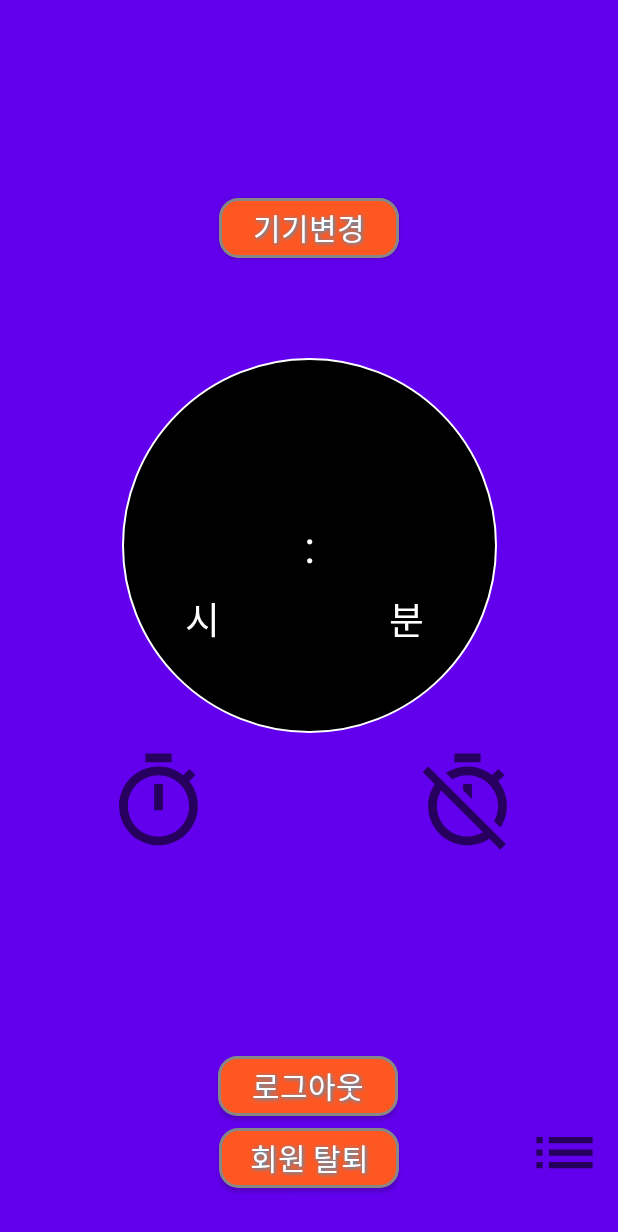
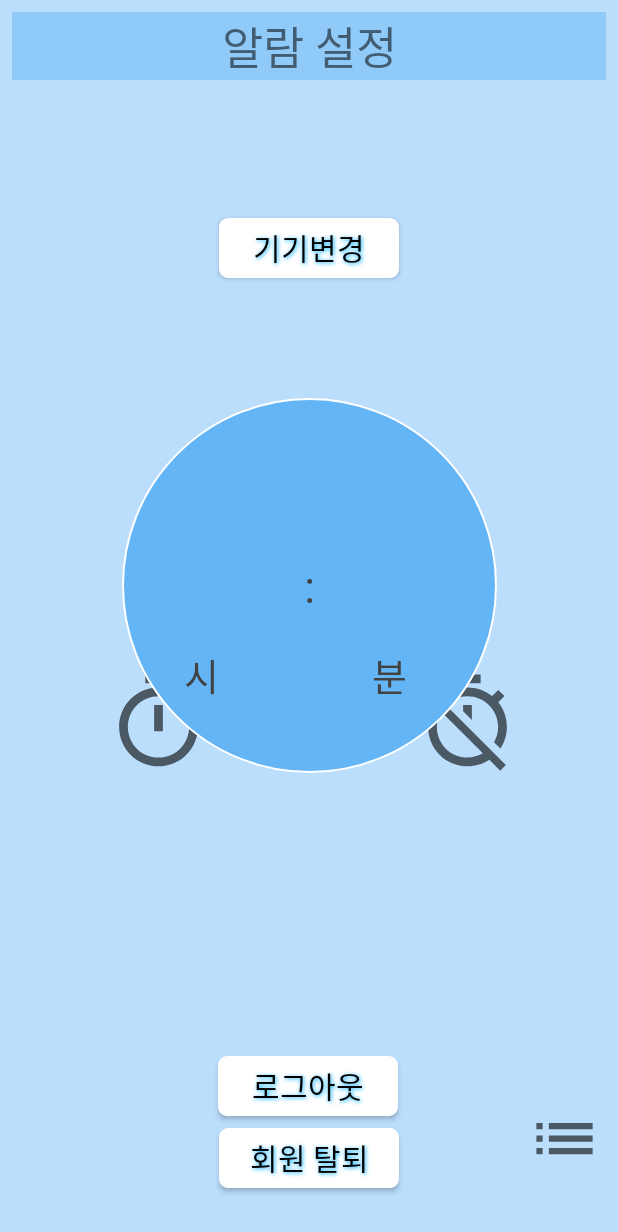
Before and after one commit to Danny-Kwon/Gavengers, an Android app: the SecondActivity screen opened directly, with no data from a screen before it, on a phone screen of 412 x 824 dp. Shown: the top 1232 px of the screen. Run offline under Robolectric (Android 15) with nearby library versions, the phone set to English and light mode, and no system bars; libraries missing offline, so code that uses them is left out: com.kakao.sdk; 1 statement that could not run was skipped.

Commit message:
디자인 중간 완료, 알람 매니저 수정 필요

```diff
--- a/app/src/main/java/com/example/gavengers/network/APIS.kt
+++ b/app/src/main/java/com/example/gavengers/network/APIS.kt
@@ -68,7 +68,7 @@ interface APIS {
     ): Call<ArrayList<Sensing>>
 
     companion object { // static 처럼 공유객체로 사용가능함. 모든 인스턴스가 공유하는 객체로서 동작함.
-        private const val BASE_URL = "http://192.168.0.7:8080/" // 주소
+        private const val BASE_URL = "http://172.30.1.31:8080/" // 주소
 
         fun create(): APIS {
             val gson :Gson = GsonBuilder().setLenient().create()
--- /dev/null
+++ b/app/src/main/res/drawable/ripple_custom.xml
@@ -0,0 +1,16 @@
+<?xml version="1.0" encoding="utf-8"?>
+<ripple xmlns:android="http://schemas.android.com/apk/res/android"
+    android:color="#D35A5A">
+    <item android:id="@android:id/mask">
+        <shape android:shape="rectangle">
+            <solid android:color="#D35A5A" />
+            <corners android:radius="6dp" />
+        </shape>
+    </item>
+    <item android:id="@android:id/background">
+        <shape android:shape="rectangle">
+            <solid android:color="#FFFFFF" />
+            <corners android:radius="6dp" />
+        </shape>
+    </item>
+</ripple>
--- a/app/src/main/res/drawable/shape.xml
+++ b/app/src/main/res/drawable/shape.xml
@@ -4,7 +4,7 @@
     <size
         android:width="250dp"
         android:height="250dp"/>
-    <solid android:color="@color/black"/>
+    <solid android:color="#64B5F6"/>
     <stroke
         android:width="1dp"
         android:color="@color/white"/>
--- a/app/src/main/res/layout/activity_second.xml
+++ b/app/src/main/res/layout/activity_second.xml
@@ -4,23 +4,52 @@
     xmlns:tools="http://schemas.android.com/tools"
     android:layout_width="match_parent"
     android:layout_height="match_parent"
-    android:background="@color/purple_500"
+    android:background="@color/teal_200"
     tools:context=".activity.SecondActivity">
 
+    <androidx.appcompat.widget.LinearLayoutCompat
+        android:id="@+id/LL4"
+        android:layout_margin="8dp"
+        android:layout_width="match_parent"
+        android:layout_height="wrap_content"
+        app:layout_constraintTop_toTopOf="parent">
+        <TextView
+            android:text="알람 설정"
+            android:textAlignment="center"
+            android:textSize="30sp"
+            android:fontFamily="@font/nixgon_b"
+            android:background="#90CAF9"
+            android:layout_width="match_parent"
+            android:layout_height="wrap_content"/>
+
+    </androidx.appcompat.widget.LinearLayoutCompat>
+    <TextView
+        android:id="@+id/nickname"
+        android:layout_width="match_parent"
+        android:layout_height="wrap_content"
+        android:layout_marginLeft="2dp"
+        android:layout_marginTop="2dp"
+        android:fontFamily="@font/nixgon_m"
+        android:text=""
+        android:textColor="#000000"
+        android:textSize="15sp"
+        app:layout_constraintLeft_toLeftOf="parent"
+        app:layout_constraintRight_toRightOf="parent"
+        app:layout_constraintTop_toBottomOf="@id/LL4" />
     <Button
         android:id="@+id/kakao_logout_button"
         android:layout_width="120dp"
         android:layout_height="40dp"
         android:layout_marginBottom="8dp"
 
-        android:background="@drawable/button_style"
+        android:background="@drawable/ripple_custom"
         android:fontFamily="@font/nixgon_m"
         android:shadowColor="#00B0FF"
         android:shadowDx="1"
         android:shadowDy="1"
         android:shadowRadius="3"
         android:text="로그아웃"
-        android:textColor="#FFFFFF"
+        android:textColor="#000000"
         android:textSize="20sp"
         app:layout_constraintBottom_toTopOf="@+id/kakao_unlink_button"
         app:layout_constraintHorizontal_bias="0.498"
@@ -32,14 +61,14 @@
         android:layout_width="120dp"
         android:layout_height="40dp"
 
-        android:background="@drawable/button_style"
+        android:background="@drawable/ripple_custom"
         android:fontFamily="@font/nixgon_m"
         android:shadowColor="#00B0FF"
         android:shadowDx="1"
         android:shadowDy="1"
         android:shadowRadius="3"
         android:text="기기변경"
-        android:textColor="#FFFFFF"
+        android:textColor="#000000"
         android:textSize="20sp"
         app:layout_constraintBottom_toTopOf="@+id/clock"
         app:layout_constraintLeft_toLeftOf="parent"
@@ -52,33 +81,21 @@
         android:layout_height="40dp"
         android:layout_marginBottom="32dp"
 
-        android:background="@drawable/button_style"
+        android:background="@drawable/ripple_custom"
         android:fontFamily="@font/nixgon_m"
         android:shadowColor="#00B0FF"
         android:shadowDx="1"
         android:shadowDy="1"
         android:shadowRadius="3"
         android:text="회원 탈퇴"
-        android:textColor="#FFFFFF"
+        android:textColor="#000000"
         android:textSize="20sp"
         app:layout_constraintBottom_toBottomOf="parent"
         app:layout_constraintHorizontal_bias="0.501"
         app:layout_constraintLeft_toLeftOf="parent"
         app:layout_constraintRight_toRightOf="parent" />
 
-    <TextView
-        android:id="@+id/nickname"
-        android:layout_width="match_parent"
-        android:layout_height="wrap_content"
-        android:layout_marginLeft="2dp"
-        android:layout_marginTop="2dp"
-        android:fontFamily="@font/nixgon_m"
-        android:text=""
-        android:textColor="@color/white"
-        android:textSize="15sp"
-        app:layout_constraintLeft_toLeftOf="parent"
-        app:layout_constraintRight_toRightOf="parent"
-        app:layout_constraintTop_toTopOf="parent" />
+
 
     <ImageButton
         android:id="@+id/setting"
@@ -121,10 +138,12 @@
 
     <TextView
         android:id="@+id/view_hour"
-        android:layout_width="71dp"
-        android:layout_height="135dp"
+        android:layout_width="wrap_content"
+        android:layout_height="wrap_content"
+        android:textAlignment="center"
         android:text=""
-        android:textColor="@color/white"
+        android:textColor="#424242"
+        android:fontFamily="@font/nixgon_b"
         android:textSize="60dp"
         app:layout_constraintBottom_toBottomOf="@+id/clock"
         app:layout_constraintEnd_toStartOf="@+id/guideline6"
@@ -137,35 +156,30 @@
         android:layout_width="wrap_content"
         android:layout_height="wrap_content"
         android:text="시"
-        android:textColor="@color/white"
+        android:textColor="#424242"
+        android:fontFamily="@font/nixgon_b"
         android:textSize="25dp"
-        app:layout_constraintBottom_toBottomOf="@+id/view_hour"
-        app:layout_constraintEnd_toEndOf="@+id/view_hour"
-        app:layout_constraintHorizontal_bias="0.27"
-        app:layout_constraintStart_toStartOf="@+id/view_hour"
-        app:layout_constraintTop_toTopOf="@+id/view_hour"
-        app:layout_constraintVertical_bias="1.0" />
+        app:layout_constraintTop_toBottomOf="@+id/view_hour"
+        app:layout_constraintEnd_toEndOf="@+id/view_hour"/>
 
     <TextView
         android:id="@+id/text_minute"
         android:layout_width="wrap_content"
         android:layout_height="wrap_content"
         android:text="분"
-        android:textColor="@color/white"
+        android:textColor="#424242"
+        android:fontFamily="@font/nixgon_b"
         android:textSize="25dp"
-        app:layout_constraintBottom_toBottomOf="@+id/view_minute"
-        app:layout_constraintEnd_toEndOf="@+id/view_minute"
-        app:layout_constraintHorizontal_bias="0.5"
-        app:layout_constraintStart_toStartOf="@+id/view_minute"
-        app:layout_constraintTop_toTopOf="@+id/view_minute"
-        app:layout_constraintVertical_bias="1.0" />
+        app:layout_constraintTop_toBottomOf="@+id/view_minute"
+        app:layout_constraintEnd_toEndOf="@+id/view_minute"/>
 
     <TextView
         android:id="@+id/colon"
         android:layout_width="wrap_content"
         android:layout_height="wrap_content"
         android:text=":"
-        android:textColor="@color/white"
+        android:textColor="#424242"
+        android:fontFamily="@font/nixgon_b"
         android:textSize="30dp"
         app:layout_constraintBottom_toBottomOf="@+id/clock"
         app:layout_constraintEnd_toEndOf="@+id/clock"
@@ -174,10 +188,12 @@
 
     <TextView
         android:id="@+id/view_minute"
-        android:layout_width="71dp"
-        android:layout_height="135dp"
+        android:layout_width="wrap_content"
+        android:layout_height="wrap_content"
         android:text=""
-        android:textColor="@color/white"
+        android:textColor="#424242"
+        android:textAlignment="center"
+        android:fontFamily="@font/nixgon_b"
         android:textSize="60dp"
         app:layout_constraintBottom_toBottomOf="@+id/clock"
         app:layout_constraintEnd_toEndOf="@+id/clock"
@@ -198,14 +214,14 @@
         android:layout_width="wrap_content"
         android:layout_height="wrap_content"
         android:orientation="horizontal"
-        app:layout_constraintGuide_begin="488dp" />
+        app:layout_constraintGuide_begin="441dp" />
 
     <androidx.constraintlayout.widget.Guideline
         android:id="@+id/guideline9"
         android:layout_width="wrap_content"
         android:layout_height="wrap_content"
         android:orientation="horizontal"
-        app:layout_constraintGuide_begin="581dp" />
+        app:layout_constraintGuide_begin="523dp" />
 
     <androidx.constraintlayout.widget.Guideline
         android:id="@+id/guideline7"
@@ -220,7 +236,6 @@
         android:layout_height="wrap_content"
         android:orientation="vertical"
         app:layout_constraintGuide_begin="137dp" />
-
     <ImageButton
         android:id="@+id/dbView"
         android:layout_width="50dp"
--- a/app/src/main/res/layout/list_device.xml
+++ b/app/src/main/res/layout/list_device.xml
@@ -14,7 +14,7 @@
         android:layout_marginEnd="8dp"
         android:layout_marginBottom="8dp"
         app:cardCornerRadius="4dp"
-        app:cardElevation="8dp"
+        app:cardElevation="20dp"
         app:layout_constraintBottom_toBottomOf="parent"
         app:layout_constraintEnd_toEndOf="parent"
         app:layout_constraintStart_toStartOf="parent"
--- a/app/src/main/res/layout/list_item.xml
+++ b/app/src/main/res/layout/list_item.xml
@@ -13,7 +13,7 @@
         android:layout_marginEnd="8dp"
         android:layout_marginBottom="8dp"
         app:cardCornerRadius="4dp"
-        app:cardElevation="8dp"
+        app:cardElevation="20dp"
         app:layout_constraintBottom_toBottomOf="parent"
         app:layout_constraintEnd_toEndOf="parent"
         app:layout_constraintStart_toStartOf="parent"
--- a/app/src/main/res/values/colors.xml
+++ b/app/src/main/res/values/colors.xml
@@ -3,10 +3,11 @@
     <color name="purple_200">#FFBB86FC</color>
     <color name="purple_500">#FF6200EE</color>
     <color name="purple_700">#FF3700B3</color>
-    <color name="teal_200">#FF03DAC5</color>
+    <color name="teal_200">#BBDEFD</color>
     <color name="teal_700">#FF018786</color>
     <color name="black">#FF000000</color>
     <color name="white">#FFFFFFFF</color>
     <color name="grey">#424242</color>
     <color name="light_green">#98ee99</color>
+    <color name="light_blue">#2196F3</color>
 </resources>
```
Also changed, not shown: app/src/main/res/layout/activity_dbview.xml (+109 -51 lines), app/src/main/res/layout/activity_device.xml (+74 -50 lines), 1 other file.
